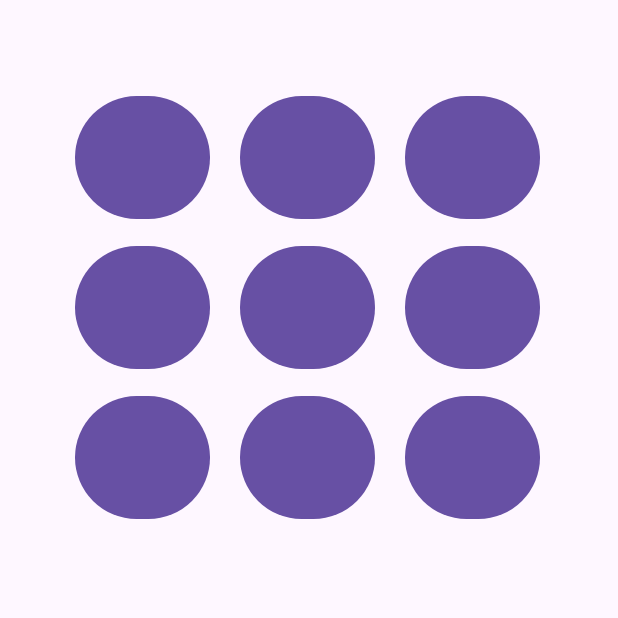
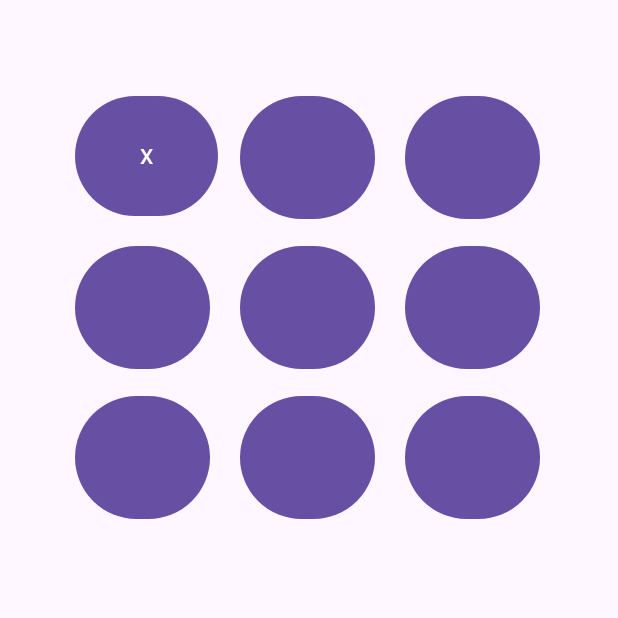
Before and after one commit to AdiZupnik/TicTacToe, an Android app: the screen it shows after launch (MainActivity), after a tap on an icon or button, on a phone screen of 412 x 824 dp, the top half of it. Run offline under Robolectric (Android 15) with nearby library versions, the phone set to English and light mode, and no system bars.

```diff
--- a/app/src/main/java/com/example/tictactoe/MainActivity.java
+++ b/app/src/main/java/com/example/tictactoe/MainActivity.java
@@ -16,6 +16,7 @@ public class MainActivity extends AppCompatActivity {
     protected void onCreate(Bundle savedInstanceState) {
         super.onCreate(savedInstanceState);
         setContentView(R.layout.activity_main);
+        onNewGame();
 
 
     }
@@ -31,16 +32,25 @@ public class MainActivity extends AppCompatActivity {
     }
 
     public void onButtonClick(View view) {
-        switch (view.getId()) {
-            case R.id.btn_00:
+        if (view.getId() == R.id.btn_00)
                 handleClick(0, 0, R.id.btn_00);
-                break;
-            case R.id.btn_01:
+            if (view.getId() ==R.id.btn_01)
                 handleClick(0, 1, R.id.btn_01);
-                break;
-
+            if (view.getId() ==R.id.btn_02)
+                handleClick(0, 2, R.id.btn_02);
+            if (view.getId() ==R.id.btn_10)
+                handleClick(1, 0, R.id.btn_10);
+            if (view.getId() ==R.id.btn_11)
+                handleClick(1, 1, R.id.btn_11);
+            if (view.getId() ==R.id.btn_21)
+                handleClick(1, 2, R.id.btn_21);
+            if (view.getId() ==R.id.btn_20)
+                handleClick(2, 0, R.id.btn_20);
+            if (view.getId() ==R.id.btn_21)
+                handleClick(2, 1, R.id.btn_21);
+            if (view.getId() ==R.id.btn_22)
+                handleClick(2, 2, R.id.btn_22);
         }
-    }
 
     private void handleClick(int row, int col, int id) {
         if (board[row][col].equals("")) {
@@ -73,6 +83,9 @@ public class MainActivity extends AppCompatActivity {
     }
 
     private boolean isWinner() {
+        //is there a row with three the same
+        //is there a column with three the same
+        // is there a diagonal line with three the same
         return false;
     }
 }
--- a/app/src/main/res/layout/activity_main.xml
+++ b/app/src/main/res/layout/activity_main.xml
@@ -9,8 +9,8 @@
 
     <Button
         android:id="@+id/btn_00"
-        android:layout_width="90dp"
-        android:layout_height="90dp"
+        android:layout_width="95dp"
+        android:layout_height="88dp"
         android:layout_marginStart="50dp"
         android:layout_marginTop="60dp"
         android:onClick="onButtonClick"
@@ -73,7 +73,7 @@
         tools:ignore="UnknownId" />
 
     <Button
-        android:id="@+id/btn_12"
+        android:id="@+id/btn_21"
         android:layout_width="90dp"
         android:layout_height="90dp"
         android:layout_marginStart="270dp"
@@ -99,7 +99,7 @@
         tools:ignore="UnknownId" />
 
     <Button
-        android:id="@+id/btn_12"
+        android:id="@+id/btn_21"
         android:layout_width="90dp"
         android:layout_height="90dp"
         android:layout_marginStart="160dp"
```
